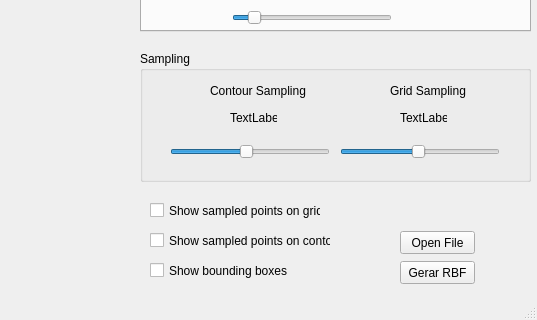
Qt form mainwindow.ui (SauloRamos1/doc_sibgrapi) before a commit; both pictures show x 890 to 1427 and y 389 to 709 of the 1427 by 709 pixel window.
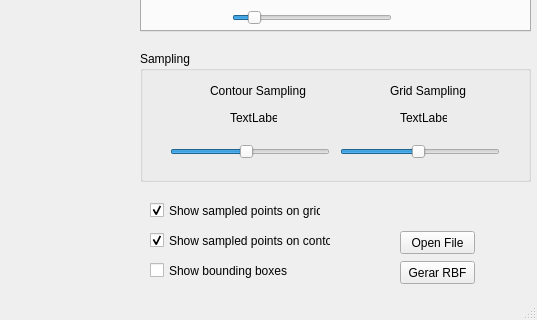
The same form after that commit.

Commit message: Fixed options of Show Sampled Points

What changed in the file:
```diff
--- a/mainwindow.ui
+++ b/mainwindow.ui
@@ -158,6 +158,9 @@
     <property name="text">
      <string>Show sampled points on grid</string>
     </property>
+    <property name="checked">
+     <bool>true</bool>
+    </property>
    </widget>
    <widget class="QCheckBox" name="checkBox_2">
     <property name="geometry">
@@ -171,6 +174,9 @@
     <property name="text">
      <string>Show sampled points on contour</string>
     </property>
+    <property name="checked">
+     <bool>true</bool>
+    </property>
    </widget>
    <widget class="QCheckBox" name="checkBox_3">
     <property name="geometry">
```
Left out of the diff: 15 changed lines with no effect on the pictures. The commit also changes 1 other file.
